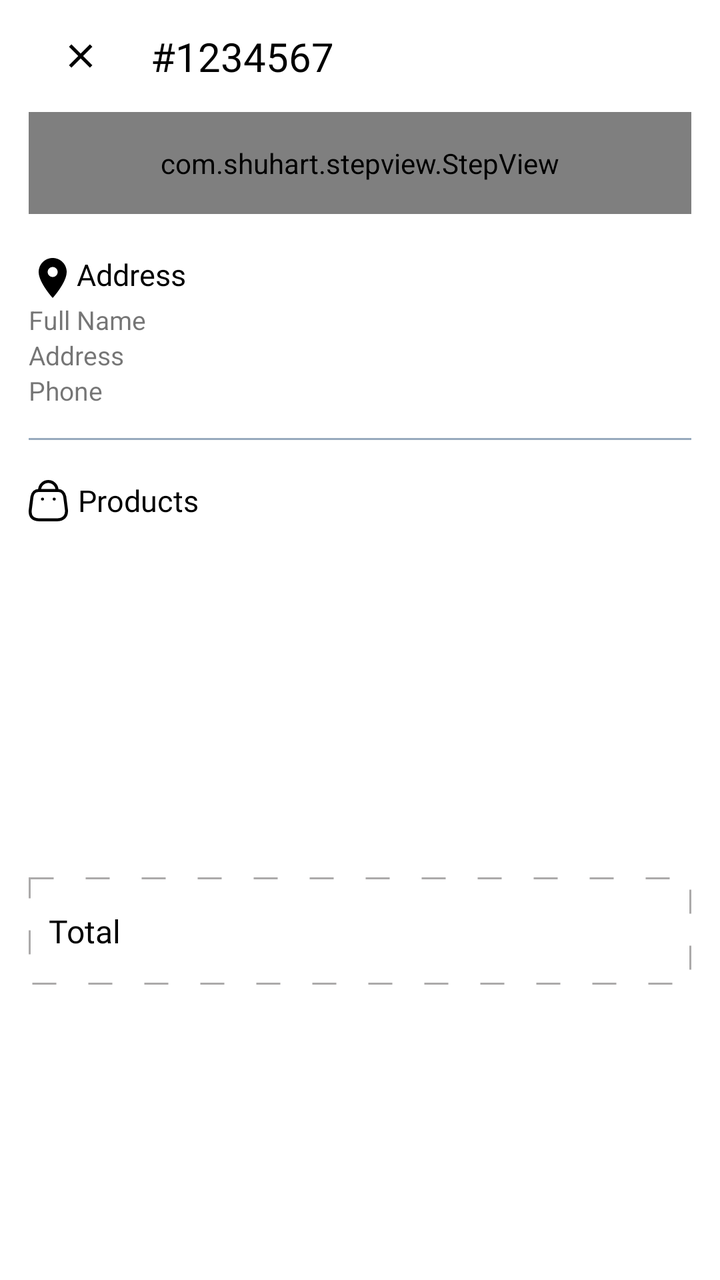
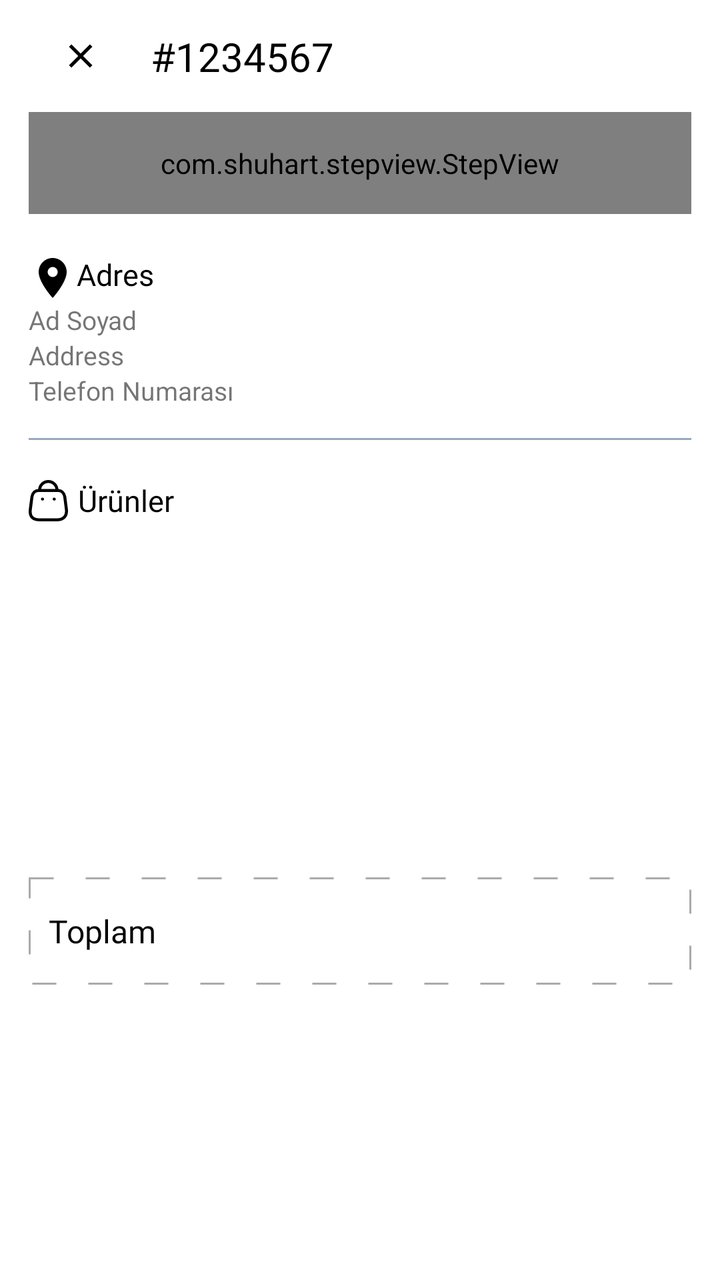

Compare the two renders of this Android layout. The source of the first and the diff that turns it into the second are given below.
<!-- AndroidManifest.xml: application theme Theme.ARoom -->
<!-- res/layout/fragment_order_detail.xml -->
<?xml version="1.0" encoding="utf-8"?>
<androidx.core.widget.NestedScrollView xmlns:android="http://schemas.android.com/apk/res/android"
    xmlns:app="http://schemas.android.com/apk/res-auto"
    xmlns:tools="http://schemas.android.com/tools"
    android:layout_width="match_parent"
    android:layout_height="match_parent"
    android:fillViewport="true">

    <androidx.constraintlayout.widget.ConstraintLayout
        android:layout_width="match_parent"
        android:layout_height="match_parent">

        <androidx.appcompat.widget.Toolbar
            android:id="@+id/toolbarOrderDetails"
            android:layout_width="0dp"
            android:layout_height="?actionBarSize"
            app:layout_constraintEnd_toEndOf="@id/guideline2"
            app:layout_constraintStart_toStartOf="@id/guideline1"
            app:layout_constraintTop_toTopOf="parent">

            <androidx.constraintlayout.widget.ConstraintLayout
                android:layout_width="match_parent"
                android:layout_height="match_parent">

                <ImageView
                    android:id="@+id/imageCloseOrder"
                    android:layout_width="20dp"
                    android:layout_height="20dp"
                    android:src="@drawable/ic_close"
                    android:scaleType="centerInside"
                    app:layout_constraintBottom_toBottomOf="parent"
                    app:layout_constraintStart_toStartOf="parent"
                    app:layout_constraintTop_toTopOf="parent"
                    app:tint="@color/black" />

                <TextView
                    android:id="@+id/tvOrderId"
                    android:layout_width="wrap_content"
                    android:layout_height="wrap_content"
                    android:layout_marginStart="25dp"
                    android:fontFamily="@font/poppins_light"
                    android:textColor="@color/black"
                    android:textSize="20sp"
                    android:text="#1234567"
                    app:layout_constraintBottom_toBottomOf="parent"
                    app:layout_constraintStart_toEndOf="@id/imageCloseOrder"
                    app:layout_constraintTop_toTopOf="parent" />
            </androidx.constraintlayout.widget.ConstraintLayout>

        </androidx.appcompat.widget.Toolbar>


        <LinearLayout
            android:id="@+id/linearStepView"
            android:layout_width="0dp"
            android:layout_height="wrap_content"
            android:orientation="vertical"
            app:layout_constraintEnd_toEndOf="@id/guideline2"
            app:layout_constraintStart_toStartOf="@id/guideline1"
            app:layout_constraintTop_toBottomOf="@id/toolbarOrderDetails">

            <com.shuhart.stepview.StepView
                android:id="@+id/stepView"
                android:layout_width="match_parent"
                android:layout_height="wrap_content"
                android:padding="16dp"
                app:sv_selectedCircleColor="@color/g_orange_yellow"
                app:sv_selectedTextColor="@color/g_gray700"
                app:sv_stepLineWidth="3dp"
                app:sv_stepPadding="4dp"
                app:sv_nextTextColor="@color/g_gray700"
                app:sv_nextStepLineColor="@color/g_gray700"
                app:sv_doneCircleColor="@color/g_orange_yellow"
                app:sv_doneStepLineColor="@color/g_orange_yellow"
                app:sv_doneCircleRadius="14dp"
                app:sv_selectedCircleRadius="14dp"
                app:sv_selectedStepNumberColor="@color/g_blue_gray200"
                app:sv_stepViewStyle="@style/StepView"
                app:sv_doneStepMarkColor="@color/g_blue_gray200"
                app:sv_stepNumberTextSize="12sp"
                app:sv_animationType="Line"
                app:sv_doneTextColor="@color/g_gray700"
                />
        </LinearLayout>



        <TextView
            android:id="@+id/tvShippingAddress"
            android:layout_width="wrap_content"
            android:layout_height="wrap_content"
            android:text="Address"
            android:fontFamily="@font/poppins_thin"
            app:layout_constraintStart_toStartOf="@id/guideline1"
            android:textColor="@color/black"
            android:textSize="15sp"
            android:layout_marginTop="20dp"
            app:layout_constraintTop_toBottomOf="@id/linearStepView"
            app:drawableTint="@color/black"
            app:drawableLeftCompat="@drawable/ic_location" />

        <LinearLayout
            android:id="@+id/linearAddress"
            android:layout_width="0dp"
            android:layout_height="wrap_content"
            android:orientation="vertical"
            app:layout_constraintStart_toStartOf="@id/guideline1"
            app:layout_constraintEnd_toEndOf="@id/guideline2"
            app:layout_constraintTop_toBottomOf="@id/tvShippingAddress">


            <TextView
                android:id="@+id/tvFullName"
                android:layout_width="wrap_content"
                android:layout_height="wrap_content"
                android:text="Full Name"
                android:textSize="13sp" />

            <TextView
                android:id="@+id/tvAddress"
                android:layout_width="wrap_content"
                android:layout_height="wrap_content"
                android:text="Address"
                android:textSize="13sp" />

            <TextView
                android:id="@+id/tvPhoneNumber"
                android:layout_width="wrap_content"
                android:layout_height="wrap_content"
                android:text="Phone"
                android:textSize="13sp" />

        </LinearLayout>

        <View
            android:id="@+id/line1"
            android:layout_width="0dp"
            android:layout_height="1sp"
            android:layout_marginTop="15dp"
            android:background="@color/g_blue_gray200"
            app:layout_constraintTop_toBottomOf="@id/linearAddress"
            app:layout_constraintStart_toStartOf="@id/guideline1"
            app:layout_constraintEnd_toEndOf="@id/guideline2"
            android:backgroundTint="@color/g_blue_gray200"
            />

        <TextView
            android:id="@+id/tvProducts"
            android:layout_width="wrap_content"
            android:layout_height="wrap_content"
            android:text="Products"
            android:fontFamily="@font/poppins_thin"
            app:layout_constraintStart_toStartOf="@id/guideline1"
            android:textColor="@color/black"
            android:textSize="15sp"
            android:layout_marginTop="20dp"
            app:layout_constraintTop_toBottomOf="@id/line1"
            app:drawableTint="@color/black"
            app:drawableLeftCompat="@drawable/ic_cart"
            android:drawablePadding="5dp"/>

        <androidx.recyclerview.widget.RecyclerView
            android:id="@+id/rvProducts"
            android:layout_width="0dp"
            android:layout_height="wrap_content"
            app:layout_constraintStart_toStartOf="@id/line1"
            app:layout_constraintEnd_toEndOf="@id/guideline2"
            app:layout_constraintTop_toBottomOf="@id/tvProducts"
            android:layout_marginTop="10dp"
            tools:listitem="@layout/billing_products_rv_item"
            />

        <androidx.constraintlayout.widget.ConstraintLayout
            android:id="@+id/linear"
            android:layout_width="0dp"
            android:layout_height="wrap_content"
            app:layout_constraintStart_toStartOf="@id/guideline1"
            app:layout_constraintEnd_toEndOf="@id/guideline2"
            app:layout_constraintTop_toBottomOf="@id/rvProducts"
            app:layout_constraintBottom_toBottomOf="parent"
            android:layout_marginTop="40dp"
            android:layout_marginBottom="20dp"
            android:background="@drawable/total_box_background">

            <TextView
                android:layout_width="0dp"
                android:layout_height="wrap_content"
                android:text="Total"
                android:textSize="16sp"
                android:textColor="@color/black"
                android:fontFamily="@font/sf_pro_display"
                android:layout_marginStart="10dp"
                android:layout_weight="1"
                android:layout_marginTop="15sp"
                android:layout_marginBottom="15sp"
                android:layout_gravity="start|center_vertical"
                app:layout_constraintStart_toStartOf="parent"
                app:layout_constraintTop_toTopOf="parent"
                app:layout_constraintBottom_toBottomOf="parent"/>

            <TextView
                android:id="@+id/tvTotalPrice"
                android:layout_width="wrap_content"
                android:layout_height="wrap_content"
                android:layout_marginEnd="10dp"
                android:textSize="16sp"
                android:textColor="@color/black"
                android:fontFamily="@font/sf_pro_display"
                android:layout_marginTop="16sp"
                android:layout_marginBottom="16sp"
                android:layout_gravity="end|center_vertical"
                app:layout_constraintEnd_toEndOf="parent"
                app:layout_constraintTop_toTopOf="parent"
                app:layout_constraintBottom_toBottomOf="parent"
                />

        </androidx.constraintlayout.widget.ConstraintLayout>

        <androidx.constraintlayout.widget.Guideline
            android:id="@+id/guideline1"
            android:layout_width="wrap_content"
            android:layout_height="wrap_content"
            android:orientation="vertical"
            app:layout_constraintGuide_percent="0.04" />

        <androidx.constraintlayout.widget.Guideline
            android:id="@+id/guideline2"
            android:layout_width="wrap_content"
            android:layout_height="wrap_content"
            android:orientation="vertical"
            app:layout_constraintGuide_percent="0.96" />
    </androidx.constraintlayout.widget.ConstraintLayout>

</androidx.core.widget.NestedScrollView>
<!-- res/layout/billing_products_rv_item.xml (included above) -->
<?xml version="1.0" encoding="utf-8"?>
<androidx.cardview.widget.CardView xmlns:android="http://schemas.android.com/apk/res/android"
    android:layout_width="wrap_content"
    android:layout_height="wrap_content"
    xmlns:app="http://schemas.android.com/apk/res-auto"
    android:backgroundTint="@color/g_white"
    app:cardElevation="0dp">

    <androidx.constraintlayout.widget.ConstraintLayout
        android:layout_width="wrap_content"
        android:layout_height="match_parent">

        <View
            android:id="@+id/topLine"
            android:layout_width="0dp"
            android:layout_height="1dp"
            android:layout_marginTop="10dp"
            android:background="@color/white"
            app:layout_constraintStart_toStartOf="parent"
            app:layout_constraintBottom_toBottomOf="parent"
            app:layout_constraintEnd_toEndOf="parent"/>

        <ImageView
            android:id="@+id/imageCartProduct"
            android:layout_width="80dp"
            android:layout_height="75dp"
            android:layout_marginBottom="5dp"
            app:layout_constraintBottom_toTopOf="@+id/topLine"
            app:layout_constraintStart_toStartOf="parent"
            android:scaleType="centerCrop"
            android:src="@color/g_blue"/>

        <TextView
            android:id="@+id/tvProductCartName"
            android:layout_width="140dp"
            android:layout_height="wrap_content"
            android:layout_marginStart="8dp"
            android:layout_marginTop="8dp"
            android:fontFamily="@font/poppins_light"
            android:text="Chair"
            android:textColor="@color/black"
            android:textSize="15sp"
            android:textStyle="bold"
            app:layout_constraintStart_toEndOf="@id/imageCartProduct"
            app:layout_constraintTop_toTopOf="@id/imageCartProduct"
            android:lines="1" />



        <TextView
            android:id="@+id/tvProductCartPrice"
            android:layout_width="wrap_content"
            android:layout_height="wrap_content"
            android:fontFamily="@font/poppins_light"
            android:text="$50"
            android:textColor="@color/black"
            android:textSize="10sp"
            android:textStyle="bold"
            app:layout_constraintStart_toStartOf="@id/tvProductCartName"
            app:layout_constraintTop_toBottomOf="@id/tvProductCartName"/>

        <de.hdodenhof.circleimageview.CircleImageView
            android:id="@+id/imageCartProductColor"
            android:layout_width="15dp"
            android:layout_height="15dp"
            android:layout_marginTop="5dp"
            android:src="@color/g_blue"
            app:layout_constraintStart_toStartOf="@id/tvProductCartPrice"
            app:layout_constraintTop_toBottomOf="@id/tvProductCartPrice"/>

        <de.hdodenhof.circleimageview.CircleImageView
            android:id="@+id/imageCartProductSize"
            android:layout_width="15dp"
            android:layout_height="15dp"
            android:layout_marginStart="5dp"
            android:src="@color/g_blue_gray200"
            app:layout_constraintStart_toEndOf="@id/imageCartProductColor"
            app:layout_constraintTop_toTopOf="@id/imageCartProductColor"/>



        <TextView
            android:id="@+id/tvCartProductSize"
            android:layout_width="wrap_content"
            android:layout_height="wrap_content"
            android:text="L"
            android:textSize="11sp"
            android:textColor="@color/white"
            app:layout_constraintBottom_toBottomOf="@id/imageCartProductSize"
            app:layout_constraintTop_toTopOf="@id/imageCartProductSize"
            app:layout_constraintStart_toStartOf="@id/imageCartProductSize"
            app:layout_constraintEnd_toEndOf="@id/imageCartProductSize"/>

        <TextView
            android:id="@+id/tvBillingProductQuantity"
            android:layout_width="wrap_content"
            android:layout_height="wrap_content"
            app:layout_constraintEnd_toEndOf="parent"
            app:layout_constraintTop_toTopOf="parent"
            app:layout_constraintBottom_toBottomOf="parent"
            android:text="1"
            android:layout_marginEnd="5dp"/>


    </androidx.constraintlayout.widget.ConstraintLayout>













</androidx.cardview.widget.CardView>
<!-- resources referenced by this layout -->
<resources>
  <color name="black">#FF000000</color>
  <color name="g_blue">#000DAE</color>
  <color name="g_blue_gray200">#97AABD</color>
  <color name="g_gray700">#666666</color>
  <color name="g_orange_yellow">#F8BA00</color>
  <color name="g_white">#F5F8FA</color>
  <color name="white">#FFFFFFFF</color>
  <!-- drawable ic_cart (drawable-v24) -->
  <vector xmlns:android="http://schemas.android.com/apk/res/android"
      android:width="19.589dp"
      android:height="20.722dp"
      android:viewportWidth="19.589"
      android:viewportHeight="20.722">
    <path
        android:pathData="M13.962,19.972L5.614,19.972C2.549,19.972 0.195,18.864 0.863,14.407L1.641,8.366C2.049,6.141 3.472,5.29 4.717,5.29L14.895,5.29c1.263,0 2.6,0.915 3.076,3.076L18.749,14.407C19.316,18.361 17.028,19.972 13.962,19.972Z"
        android:strokeLineJoin="round"
        android:strokeWidth="1.5"
        android:fillColor="#00000000"
        android:strokeColor="#97aabd"
        android:strokeLineCap="round"/>
    <path
        android:pathData="M14.099,5.07A4.32,4.32 0,0 0,9.779 0.75h0A4.32,4.32 0,0 0,5.44 5.07L5.44,5.07"
        android:strokeLineJoin="round"
        android:strokeWidth="1.5"
        android:fillColor="#00000000"
        android:strokeColor="#97aabd"
        android:strokeLineCap="round"/>
    <path
        android:pathData="M12.745,9.574L12.699,9.574"
        android:strokeLineJoin="round"
        android:strokeWidth="1.5"
        android:fillColor="#00000000"
        android:strokeColor="#97aabd"
        android:strokeLineCap="round"/>
    <path
        android:pathData="M6.914,9.574L6.868,9.574"
        android:strokeLineJoin="round"
        android:strokeWidth="1.5"
        android:fillColor="#00000000"
        android:strokeColor="#97aabd"
        android:strokeLineCap="round"/>
  </vector>
  <!-- drawable ic_close (drawable) -->
  <vector android:height="24dp" android:tint="#000000"
      android:viewportHeight="24" android:viewportWidth="24"
      android:width="24dp" xmlns:android="http://schemas.android.com/apk/res/android">
      <path android:fillColor="@android:color/white" android:pathData="M19,6.41L17.59,5 12,10.59 6.41,5 5,6.41 10.59,12 5,17.59 6.41,19 12,13.41 17.59,19 19,17.59 13.41,12z"/>
  </vector>
  <!-- drawable ic_location (drawable-v24) -->
  <vector xmlns:android="http://schemas.android.com/apk/res/android"
      android:width="24dp"
      android:height="24dp"
      android:viewportWidth="24"
      android:viewportHeight="24"
      android:tint="?attr/colorControlNormal">
    <path
        android:fillColor="@android:color/white"
        android:pathData="M12,2C8.13,2 5,5.13 5,9c0,5.25 7,13 7,13s7,-7.75 7,-13c0,-3.87 -3.13,-7 -7,-7zM12,11.5c-1.38,0 -2.5,-1.12 -2.5,-2.5s1.12,-2.5 2.5,-2.5 2.5,1.12 2.5,2.5 -1.12,2.5 -2.5,2.5z"/>
  </vector>
  <!-- drawable total_box_background (drawable-v24) -->
  <?xml version="1.0" encoding="utf-8"?>
  <shape android:shape="rectangle"
      xmlns:android="http://schemas.android.com/apk/res/android">
  
  
      <stroke android:dashGap="16dp"
          android:width="1dp"
          android:color="#ACAAAA"
          android:dashWidth="12dp"/>
  </shape>
  <style name="Theme.ARoom" parent="Theme.MaterialComponents.Light.NoActionBar">
          
          <item name="colorPrimary">@color/purple_500</item>
          <item name="colorPrimaryVariant">@color/purple_700</item>
          <item name="colorOnPrimary">@color/white</item>
          
          <item name="colorSecondary">@color/teal_200</item>
          <item name="colorSecondaryVariant">@color/teal_700</item>
          <item name="colorOnSecondary">@color/black</item>
          
          <item name="android:statusBarColor">?attr/colorPrimaryVariant</item>
          
  
  
  
      </style>
  <color name="purple_500">#FF6200EE</color>
  <color name="purple_700">#FF3700B3</color>
  <color name="teal_200">#FF03DAC5</color>
  <color name="teal_700">#FF018786</color>
</resources>

<!-- the commit's change to res/layout/fragment_order_detail.xml (unified diff, before → after) -->
@@ -89,7 +89,7 @@
             android:id="@+id/tvShippingAddress"
             android:layout_width="wrap_content"
             android:layout_height="wrap_content"
-            android:text="Address"
+            android:text="Adres"
             android:fontFamily="@font/poppins_thin"
             app:layout_constraintStart_toStartOf="@id/guideline1"
             android:textColor="@color/black"
@@ -113,7 +113,7 @@
                 android:id="@+id/tvFullName"
                 android:layout_width="wrap_content"
                 android:layout_height="wrap_content"
-                android:text="Full Name"
+                android:text="Ad Soyad"
                 android:textSize="13sp" />
 
             <TextView
@@ -127,7 +127,7 @@
                 android:id="@+id/tvPhoneNumber"
                 android:layout_width="wrap_content"
                 android:layout_height="wrap_content"
-                android:text="Phone"
+                android:text="Telefon Numarası"
                 android:textSize="13sp" />
 
         </LinearLayout>
@@ -148,7 +148,7 @@
             android:id="@+id/tvProducts"
             android:layout_width="wrap_content"
             android:layout_height="wrap_content"
-            android:text="Products"
+            android:text="Ürünler"
             android:fontFamily="@font/poppins_thin"
             app:layout_constraintStart_toStartOf="@id/guideline1"
             android:textColor="@color/black"
@@ -185,7 +185,7 @@
             <TextView
                 android:layout_width="0dp"
                 android:layout_height="wrap_content"
-                android:text="Total"
+                android:text="Toplam"
                 android:textSize="16sp"
                 android:textColor="@color/black"
                 android:fontFamily="@font/sf_pro_display"
@@ -263,7 +263,7 @@
             app:layout_constraintBottom_toTopOf="@+id/topLine"
             app:layout_constraintStart_toStartOf="parent"
             android:scaleType="centerCrop"
-            android:src="@color/g_blue"/>
+            android:src="@color/g_orange_yellow"/>
 
         <TextView
             android:id="@+id/tvProductCartName"
@@ -272,7 +272,7 @@
             android:layout_marginStart="8dp"
             android:layout_marginTop="8dp"
             android:fontFamily="@font/poppins_light"
-            android:text="Chair"
+            android:text="Sandalye"
             android:textColor="@color/black"
             android:textSize="15sp"
             android:textStyle="bold"
@@ -287,7 +287,7 @@
             android:layout_width="wrap_content"
             android:layout_height="wrap_content"
             android:fontFamily="@font/poppins_light"
-            android:text="$50"
+            android:text="50TL"
             android:textColor="@color/black"
             android:textSize="10sp"
             android:textStyle="bold"
@@ -299,7 +299,7 @@
             android:layout_width="15dp"
             android:layout_height="15dp"
             android:layout_marginTop="5dp"
-            android:src="@color/g_blue"
+            android:src="@color/g_orange_yellow"
             app:layout_constraintStart_toStartOf="@id/tvProductCartPrice"
             app:layout_constraintTop_toBottomOf="@id/tvProductCartPrice"/>
 
<!-- resource entries referenced after the edit -->
@@ -1,7 +1,6 @@
 <!-- resources referenced by this layout -->
 <resources>
   <color name="black">#FF000000</color>
-  <color name="g_blue">#000DAE</color>
   <color name="g_blue_gray200">#97AABD</color>
   <color name="g_gray700">#666666</color>
   <color name="g_orange_yellow">#F8BA00</color>
